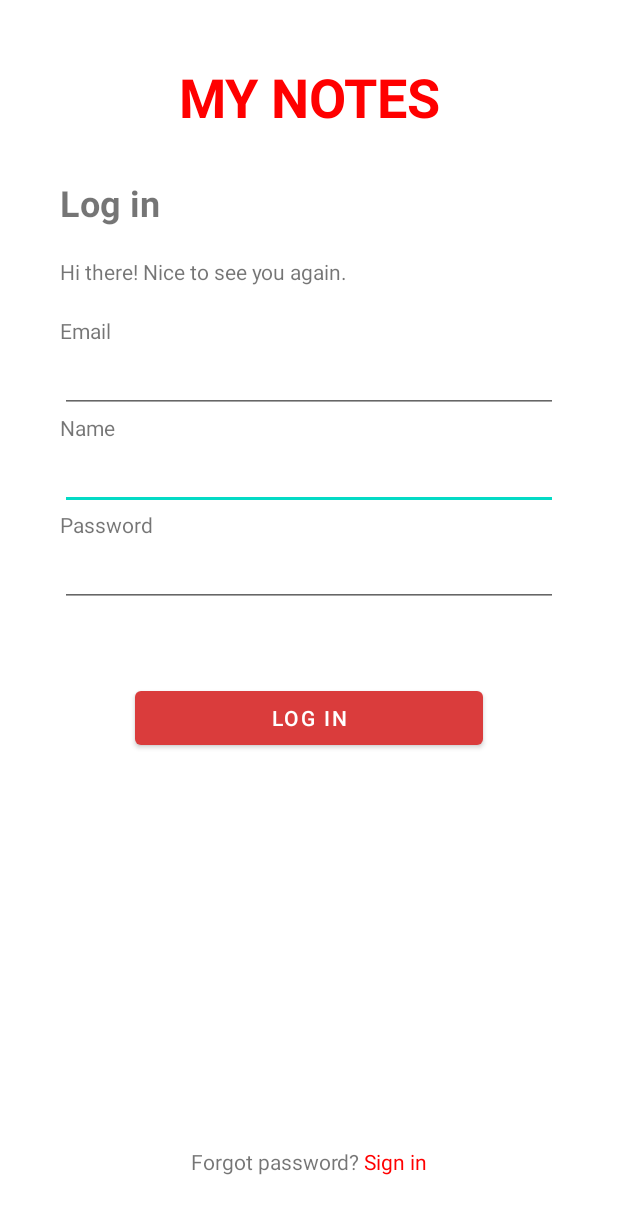
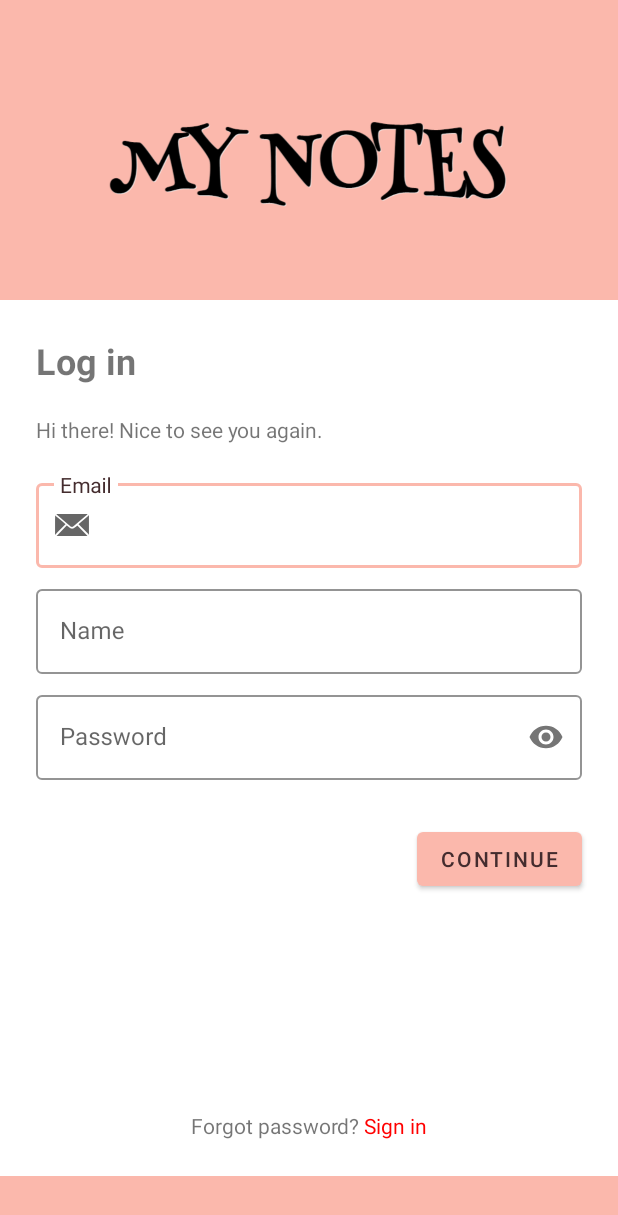
Before and after one commit to Gerard01mm/ProjectoPIS, an Android app: the screen it shows after launch (LoginUserActivity before the commit, LoginUserActivity2 after it), on a phone screen of 412 x 824 dp. Shown: the top 1215 px of the screen. Run offline under Robolectric (Android 15) with nearby library versions, the phone set to English and light mode, and no system bars.

Commit message:
Login && Register modificado

```diff
--- a/app/build.gradle
+++ b/app/build.gradle
@@ -42,6 +42,9 @@ dependencies {
     implementation 'androidx.recyclerview:recyclerview:1.2.0'
     implementation 'androidx.cardview:cardview:1.0.0'
 
+    //Libreria de matirials:
+    implementation 'com.google.android.material:material:1.3.0'
+
     testImplementation 'junit:junit:4.+'
     androidTestImplementation 'androidx.test.ext:junit:1.1.2'
     androidTestImplementation 'androidx.test.espresso:espresso-core:3.3.0'
--- /dev/null
+++ b/app/src/main/java/com/example/my_notes/LoginUserActivity2.java
@@ -0,0 +1,57 @@
+package com.example.my_notes;
+
+import androidx.appcompat.app.AppCompatActivity;
+
+import android.content.Intent;
+import android.os.Bundle;
+import android.util.Patterns;
+import android.view.View;
+import android.widget.Button;
+
+import com.google.android.material.textfield.TextInputEditText;
+import com.google.android.material.textfield.TextInputLayout;
+
+import java.util.List;
+import java.util.regex.Pattern;
+
+public class LoginUserActivity2 extends AppCompatActivity implements View.OnClickListener{
+
+    TextInputEditText name, email;
+
+    @Override
+    protected void onCreate(Bundle savedInstanceState) {
+        super.onCreate(savedInstanceState);
+        setContentView(R.layout.activity_login_user2);
+
+        findViewById(R.id.next_button).setOnClickListener(this);
+        findViewById(R.id.label_signin2).setOnClickListener(this);
+
+        name = this.findViewById(R.id.reg_name_edit_text);
+        email = this.findViewById(R.id.reg_email_edit_text);
+
+    }
+
+    /*Metodo para iniciar la activity de registrarse*/
+    private void goToRegisterUserActivity(){
+        Intent intent = new Intent(this, RegisterUserActivity.class);
+        startActivity(intent);
+    }
+
+    private void goToMainActivity(){
+        Intent intent2 = new Intent(this, MainActivity.class);
+        intent2.putExtra("usuario", name.getText().toString());
+        intent2.putExtra("email", email.getText().toString());
+        startActivity(intent2);
+    }
+
+    @Override
+    public void onClick(View view) {
+        if (R.id.next_button == view.getId()){
+            goToMainActivity();
+        }
+        if (R.id.label_signin2 == view.getId()){
+            goToRegisterUserActivity();
+        }
+    }
+
+}
--- /dev/null
+++ b/app/src/main/res/layout/activity_login_user2.xml
@@ -0,0 +1,127 @@
+<?xml version="1.0" encoding="utf-8"?>
+<androidx.constraintlayout.widget.ConstraintLayout xmlns:android="http://schemas.android.com/apk/res/android"
+    xmlns:app="http://schemas.android.com/apk/res-auto"
+    xmlns:tools="http://schemas.android.com/tools"
+    android:layout_width="match_parent"
+    android:layout_height="match_parent"
+    tools:context=".LoginUserActivity2">
+
+
+    <LinearLayout
+        android:layout_width="match_parent"
+        android:layout_height="match_parent"
+        android:background="@color/textInputOutlineColor"
+        android:orientation="vertical"
+        android:paddingTop="20dp"
+        android:paddingBottom="40dp">
+
+        <ImageView
+            android:id="@+id/imageView3"
+            android:layout_width="match_parent"
+            android:layout_height="180dp"
+            android:paddingTop="20dp"
+            app:srcCompat="@drawable/nom_app" />
+
+        <LinearLayout
+            android:layout_width="match_parent"
+            android:layout_height="wrap_content"
+            android:background="@color/design_default_color_background"
+            android:clipChildren="false"
+            android:clipToPadding="false"
+            android:orientation="vertical"
+            android:padding="24dp"
+            android:paddingTop="16dp">
+
+            <TextView
+                android:id="@+id/label_login2"
+                android:layout_width="match_parent"
+                android:layout_height="wrap_content"
+                android:layout_below="@id/app_name"
+                android:text="@string/log_in"
+                android:textSize="24sp"
+                android:textStyle="bold" />
+
+            <TextView
+                android:id="@+id/label_hi2"
+                android:layout_width="match_parent"
+                android:layout_height="wrap_content"
+                android:layout_below="@id/label_login"
+                android:paddingTop="20dip"
+                android:paddingBottom="20dip"
+                android:text="@string/see_you" />
+
+            <com.google.android.material.textfield.TextInputLayout
+                android:id="@+id/email_text_input"
+                style="@style/Widget.Shrine.TextInputLayout"
+                android:layout_width="match_parent"
+                android:layout_height="wrap_content"
+                android:hint="@string/label_email"
+                app:startIconDrawable="@android:drawable/sym_action_email">
+
+                <com.google.android.material.textfield.TextInputEditText
+                    android:id="@+id/reg_email_edit_text"
+                    android:layout_width="match_parent"
+                    android:layout_height="wrap_content"
+                    android:inputType="text" />
+            </com.google.android.material.textfield.TextInputLayout>
+
+            <com.google.android.material.textfield.TextInputLayout
+                android:id="@+id/name_text_input"
+                style="@style/Widget.Shrine.TextInputLayout"
+                android:layout_width="match_parent"
+                android:layout_height="wrap_content"
+                android:hint="@string/label_name">
+
+                <com.google.android.material.textfield.TextInputEditText
+                    android:id="@+id/reg_name_edit_text"
+                    android:layout_width="match_parent"
+                    android:layout_height="wrap_content"
+                    android:inputType="text"
+                    android:maxLines="1" />
+            </com.google.android.material.textfield.TextInputLayout>
+
+            <com.google.android.material.textfield.TextInputLayout
+                android:id="@+id/password_text_input"
+                style="@style/Widget.Shrine.TextInputLayout"
+                android:layout_width="match_parent"
+                android:layout_height="wrap_content"
+                android:hint="@string/label_password"
+                app:errorEnabled="true"
+                app:passwordToggleEnabled="true">
+
+                <com.google.android.material.textfield.TextInputEditText
+                    android:id="@+id/reg_password_edit_text"
+                    android:layout_width="match_parent"
+                    android:layout_height="wrap_content"
+                    android:inputType="textPassword" />
+            </com.google.android.material.textfield.TextInputLayout>
+
+            <RelativeLayout
+                android:layout_width="match_parent"
+                android:layout_height="wrap_content">
+
+                <com.google.android.material.button.MaterialButton
+                    android:id="@+id/next_button"
+                    style="@style/Widget.Shrine.Button"
+                    android:layout_width="wrap_content"
+                    android:layout_height="wrap_content"
+                    android:layout_alignParentEnd="true"
+                    android:layout_alignParentRight="true"
+                    android:text="@string/button_continue" />
+
+                <TextView
+                    android:id="@+id/label_signin2"
+                    android:layout_width="match_parent"
+                    android:layout_height="wrap_content"
+                    android:layout_alignParentBottom="true"
+                    android:layout_gravity="bottom"
+                    android:gravity="center"
+                    android:text="@string/forgot_password" />
+
+            </RelativeLayout>
+
+        </LinearLayout>
+
+    </LinearLayout>
+
+</androidx.constraintlayout.widget.ConstraintLayout>
--- a/app/src/main/res/values/colors.xml
+++ b/app/src/main/res/values/colors.xml
@@ -1,5 +1,6 @@
 <?xml version="1.0" encoding="utf-8"?>
 <resources>
+
     <color name="purple_200">#FFBB86FC</color>
     <color name="purple_500">#FF6200EE</color>
     <color name="purple_700">#FF3700B3</color>
@@ -7,4 +8,12 @@
     <color name="teal_700">#FF018786</color>
     <color name="black">#FF000000</color>
     <color name="white">#FFFFFFFF</color>
+
+    <!--Color login i registro-->
+    <color name="textColorPrimary">#442C2E</color>
+    <color name="colorPrimaryDark">#FBB8AC</color>
+    <color name="toolbarIconColor">@color/textColorPrimary</color>
+    <color name="textInputOutlineColor">#FBB8AC</color>
+    <color name="colorAccent">#FEDBD0</color>
+
 </resources>
--- a/app/src/main/res/values/strings.xml
+++ b/app/src/main/res/values/strings.xml
@@ -1,5 +1,5 @@
 <resources>
-    <string name="app_name">My_notes</string>
+    <string name="app_name">MY NOTES</string>
     <string name="navigation_drawer_open">Open navigation drawer</string>
     <string name="navigation_drawer_close">Close navigation drawer</string>
     <string name="nav_header_title">Android Studio</string>
@@ -16,7 +16,7 @@
     <string name="menu_slideshow">Slideshow</string>
 
     <!---ESTELA Strings de las layouts login_user y register_user-->
-    <string name="app_name_mayus"><font color='red'>MY NOTES</font></string>
+    <string name="app_name_mayus">MY NOTES</string>
     <string name="layout_log_in">Sign up</string>
     <string name="label_email">Email</string>
     <string name="editText_Email">example: mariareta@hotmail.es</string>
--- a/app/src/main/res/values/themes.xml
+++ b/app/src/main/res/values/themes.xml
@@ -22,4 +22,43 @@
     <style name="Theme.My_notes.AppBarOverlay" parent="ThemeOverlay.AppCompat.Dark.ActionBar" />
 
     <style name="Theme.My_notes.PopupOverlay" parent="ThemeOverlay.AppCompat.Light" />
+
+
+
+    <!--Estilo del Login-->
+    <style name="Widget.Shrine.TextInputLayout" parent="Widget.MaterialComponents.TextInputLayout.OutlinedBox">
+        <item name="hintTextAppearance">@style/TextAppearance.Shrine.TextInputLayout.HintText</item>
+        <item name="hintTextColor">@color/textColorPrimary</item>
+        <item name="android:paddingBottom">8dp</item>
+        <item name="boxStrokeColor">@color/textInputOutlineColor</item>
+    </style>
+    <style name="TextAppearance.Shrine.TextInputLayout.HintText" parent="TextAppearance.MaterialComponents.Subtitle2">
+        <item name="android:textColor">@color/textColorPrimary</item>
+    </style>
+    <!--Titulo-->
+    <style name="TextAppearance.Shrine.Title" parent="TextAppearance.MaterialComponents.Headline4">
+        <item name="textAllCaps">true</item>
+        <item name="android:textStyle">bold</item>
+        <item name="android:textColor">@color/textColorPrimary</item>
+    </style>
+    <!--Botones-->
+    <style name="Widget.Shrine.Button" parent="Widget.MaterialComponents.Button">
+        <item name="android:textColor">@color/textColorPrimary</item>
+        <item name="backgroundTint">@color/colorPrimaryDark</item>
+    </style>
+    <!--Estilo del Registro-->
+    <!-- Base application theme. -->
+    <style name="Theme.RegisterUser" parent="Theme.MaterialComponents.Light.DarkActionBar">
+        <!-- Customize your theme here. -->
+        <item name="colorPrimary">@color/colorAccent</item>
+        <item name="colorPrimaryDark">@color/colorPrimaryDark</item>
+        <item name="colorAccent">@color/colorAccent</item>
+        <item name="android:windowLightStatusBar" tools:targetApi="m">true</item>
+        <item name="android:textColorPrimary">@color/textColorPrimary</item>
+
+        <item name="windowActionBar">false</item>
+        <item name="windowNoTitle">true</item>
+    </style>
+
+
 </resources>
```
Also changed, not shown: app/src/main/AndroidManifest.xml (+7 -3 lines), app/src/main/java/com/example/my_notes/RegisterUserActivity.java (+7 -7 lines), app/src/main/res/layout/activity_register_user.xml (+69 -37 lines), app/src/main/res/drawable-v24/nom_app.png (added).
